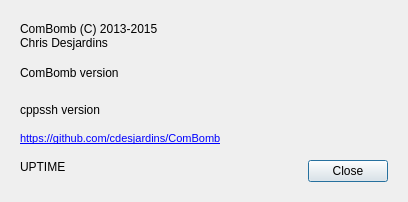
Before: the Qt Designer form ComBombGui/aboutdialog.ui in cdesjardins/ComBomb, drawn with Qt 5.
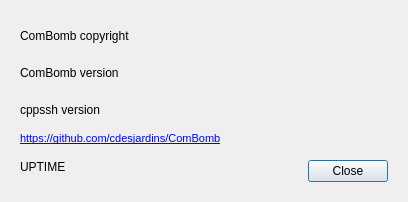
After: the same form once the commit is applied. Icons and pictures are not drawn. Custom widgets are drawn as their Qt base class.

Commit message: About box shows the build year instead of a stale hard-coded one

Patch:
```diff
--- a/ComBombGui/aboutdialog.ui
+++ b/ComBombGui/aboutdialog.ui
@@ -33,8 +33,7 @@
       <item>
        <widget class="QLabel" name="copyright">
         <property name="text">
-         <string>ComBomb (C) 2013-2015
-Chris Desjardins</string>
+         <string>ComBomb copyright</string>
         </property>
        </widget>
       </item>
```
The commit also changes 1 other file.
